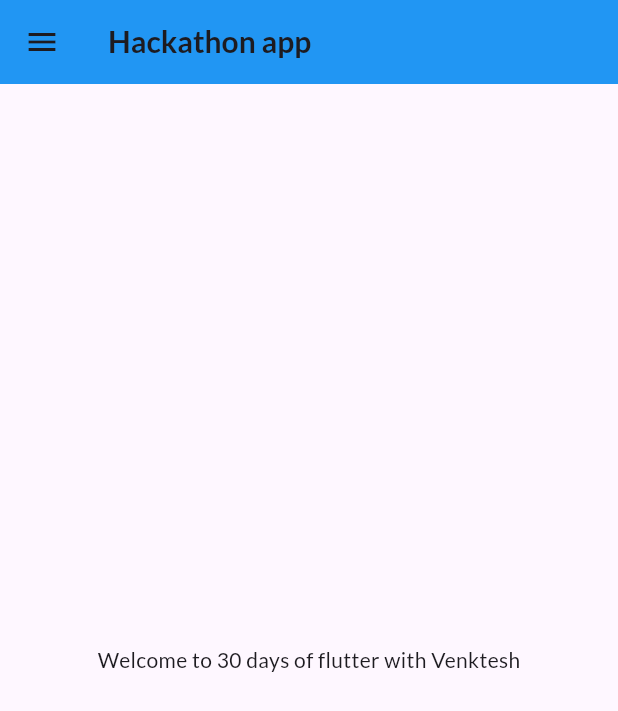
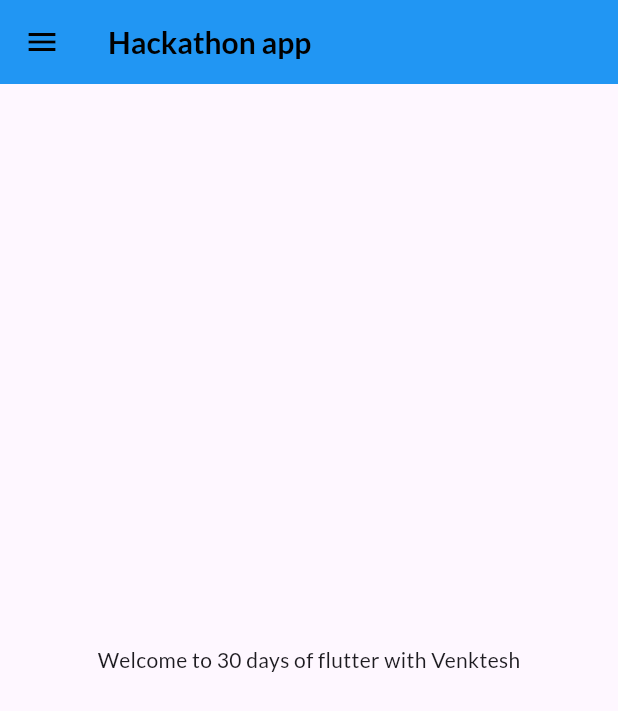
Before and after one commit to venk2022/flutter, a Flutter app: the screen it shows after launch, on a phone screen of 412 x 824 dp. Shown: the top 711 px of the screen. Run offline on Flutter 3.47's test engine with Material 3 defaults, Android fonts, the phone set to English and light mode, and no system bars; our stand-ins replace google_fonts.

Commit message:
themes extracted

```diff
--- a/lib/main.dart
+++ b/lib/main.dart
@@ -4,7 +4,7 @@ import 'package:flutter/cupertino.dart';
 import 'package:flutter/material.dart';
 import 'package:flutter_application_1/pages/home_page.dart';
 import 'package:flutter_application_1/utils/routes.dart';
-import 'package:google_fonts/google_fonts.dart';
+import 'package:flutter_application_1/widgets/themes.dart';
 import 'package:flutter_application_1/pages/login_page.dart';
 
 void main(){
@@ -22,10 +22,7 @@ class MyApp extends StatelessWidget {
     return MaterialApp(
       // home:HomePage(),
       themeMode: ThemeMode.light,
-      theme: ThemeData(
-        primarySwatch : Colors.deepPurple,
-        fontFamily: GoogleFonts.lato().fontFamily,
-      ),
+      theme: MyTheme.themeData,
       debugShowCheckedModeBanner: false,
       darkTheme: ThemeData(
         brightness: Brightness.dark,
--- a/lib/pages/home_page.dart
+++ b/lib/pages/home_page.dart
@@ -12,13 +12,8 @@ class HomePage extends StatelessWidget {
   Widget build(BuildContext context) {
     return Scaffold(
       appBar: AppBar(
-        title: Text("Hackathon app",
-        style: TextStyle(
-          fontSize: 20.0,
-          fontWeight: FontWeight.bold,
-        ),),
-        backgroundColor: Colors.blue,
-      ),
+        title: Text("Hackathon app"),
+        ),
         body:Center(
           child:Container(
             child: Text("Welcome to $days days of flutter with $name"),
--- a/lib/widgets/drawer.dart
+++ b/lib/widgets/drawer.dart
@@ -1,7 +1,5 @@
 // ignore_for_file: prefer_const_constructors, prefer_const_literals_to_create_immutables, prefer_const_declarations
 
-import 'dart:ffi';
-import 'dart:math';
 
 import 'package:flutter/cupertino.dart';
 import 'package:flutter/material.dart';
@@ -13,6 +11,7 @@ class MyDrawer extends StatelessWidget {
   Widget build(BuildContext context) {
     final imageurl = "https://documents.iplt20.com/ipl/IPLHeadshot2024/2.png";
     return Drawer(
+      elevation: 0.0,
       child: Container(
         color: Colors.black,
         child: ListView(
@@ -74,7 +73,6 @@ class MyDrawer extends StatelessWidget {
           ],
         ),
       ),
-
     );
   }
 }
--- /dev/null
+++ b/lib/widgets/themes.dart
@@ -0,0 +1,24 @@
+import 'package:flutter/material.dart';
+import 'package:google_fonts/google_fonts.dart';
+
+class MyTheme{
+  static ThemeData get themeData => ThemeData(
+        primarySwatch : Colors.deepPurple,
+        fontFamily: GoogleFonts.lato().fontFamily,
+        appBarTheme: AppBarTheme(
+          color: Colors.blue,
+          elevation: 0.0,
+          iconTheme: const IconThemeData(color: Colors.black),
+          titleTextStyle: GoogleFonts.lato(
+            fontWeight: FontWeight.bold,
+            color: Colors.black,
+            fontSize: 20.0,
+          ),
+
+          toolbarTextStyle: GoogleFonts.lato(
+            color: Colors.black,
+            fontSize: 18.0,
+          )
+        )
+      );
+}
```
